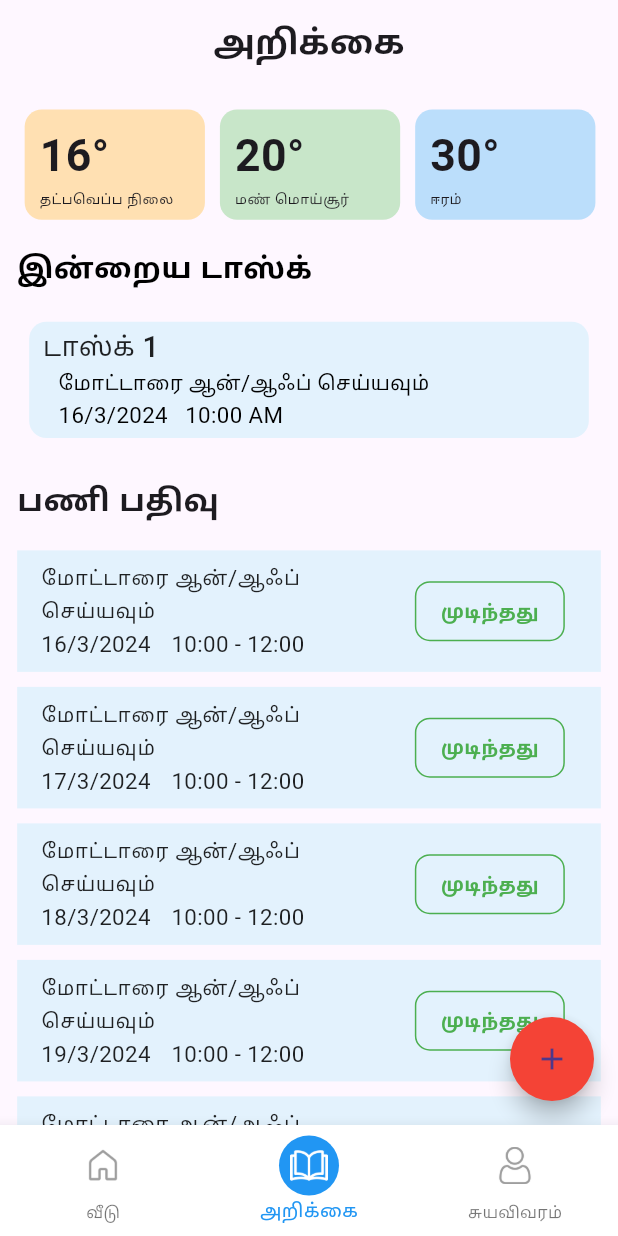
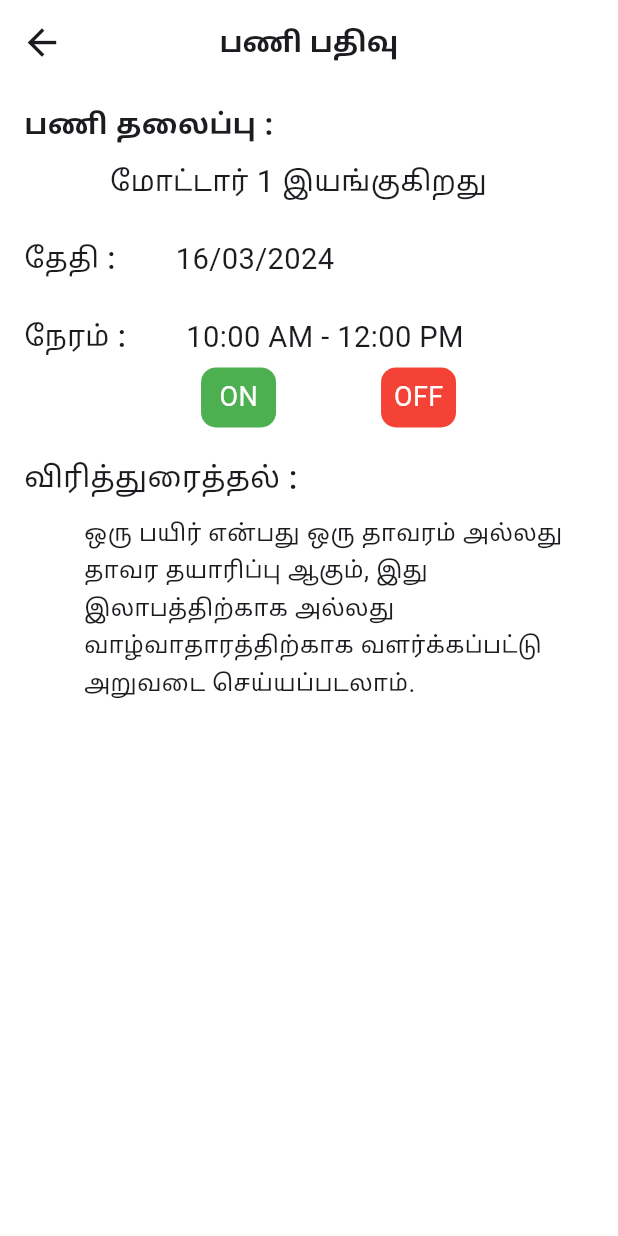
Before and after one commit to johnvimalasir001/iitm_app, a Flutter app: the screen it shows after launch, item 2 of the bottom bar chosen, after a tap on "மோட்டாரை ஆன்/ஆஃப் செய்யவும்", on a phone screen of 412 x 824 dp. Run offline on Flutter 3.47's test engine with Material 3 defaults, Android fonts, the phone set to English and light mode, and no system bars; drawn by our look-alikes of flutter_slidable; our stand-ins replace cloud_firestore, firebase_auth, firebase_core, fl_chart, flutter_screenutil, geocoding and 4 more; missing offline and left inert: flutter_geocoder; accounts and stored records are empty; network calls fail.

Commit message:
taskrecord

```diff
--- a/lib/src/features/home/pages/home.dart
+++ b/lib/src/features/home/pages/home.dart
@@ -1,6 +1,6 @@
 
 import 'package:flutter/material.dart';
-import 'package:iitm_app/src/features/report/widgets/todaytask.dart';
+import 'package:iitm_app/src/features/home/widgets/todaytask.dart';
 
 import 'package:iitm_app/src/features/home/widgets/custom_text.dart';
 import 'package:iitm_app/src/features/home/widgets/home_app_bar_widget.dart';
--- /dev/null
+++ b/lib/src/features/home/widgets/todaytask.dart
@@ -0,0 +1,130 @@
+import 'package:flutter/material.dart';
+import 'package:flutter_screenutil/flutter_screenutil.dart';
+
+class Todaytask extends StatelessWidget {
+  const Todaytask({
+    super.key,
+  });
+
+  @override
+  Widget build(BuildContext context) {
+    return GestureDetector(
+      onTap: () {
+        showDialog<void>(
+          context: context,
+          builder: (BuildContext context) {
+            return AlertDialog(
+              title: Column(
+                crossAxisAlignment: CrossAxisAlignment.start,
+                children: [
+                  const Row(
+                    children: [
+                      Text(
+                        'Today Weather',
+                        style: TextStyle(
+                            fontSize: 20, fontWeight: FontWeight.bold),
+                      ),
+                      Padding(
+                        padding: EdgeInsets.only(left: 20),
+                        child: Text(
+                          '28°C',
+                          style: TextStyle(fontSize: 23, color: Colors.blue),
+                        ),
+                      ),
+                    ],
+                  ),
+                  Padding(
+                    padding: const EdgeInsets.only(top: 5),
+                    child: Text(
+                      'மோட்டார் 1 இயங்குகிறது',
+                      style: TextStyle(
+                        fontSize: 16.sp,
+                        fontWeight: FontWeight.w500,
+                        color: Colors.black,
+                      ),
+                    ),
+                  ),
+                  Padding(
+                    padding: EdgeInsets.only(left: 2.w, top: 5),
+                    child: Row(
+                      children: [
+                        Text(
+                          'காலத்தொடர்ச்சி:',
+                          style: TextStyle(
+                            fontSize: 12.sp,
+                            fontWeight: FontWeight.w500,
+                            color: Colors.black54,
+                          ),
+                        ),
+                        SizedBox(width: 10.w),
+                        Text(
+                          '10:00 AM - 12:00 PM',
+                          style: TextStyle(
+                            fontSize: 12.sp,
+                            fontWeight: FontWeight.w500,
+                            color: Colors.black54,
+                          ),
+                        ),
+                      ],
+                    ),
+                  ),
+                ],
+              ),
+            );
+          },
+        );
+      },
+      child: Container(
+        height: 55.h,
+        width: double.infinity.w,
+        decoration: BoxDecoration(
+          color: Colors.blue.shade50,
+          borderRadius: BorderRadius.all(Radius.circular(10.r)),
+        ),
+        child: Center(
+          child: Column(
+            mainAxisAlignment: MainAxisAlignment.center,
+            crossAxisAlignment: CrossAxisAlignment.start,
+            children: [
+              Padding(
+                padding: EdgeInsets.only(left: 17.w, top: 11),
+                child: Text(
+                  'மோட்டார் 1 இயங்குகிறது',
+                  style: TextStyle(
+                    fontSize: 16.sp,
+                    fontWeight: FontWeight.w500,
+                    color: Colors.black,
+                  ),
+                ),
+              ),
+              Padding(
+                padding: EdgeInsets.only(left: 17.w, top: 5),
+                child: Row(
+                  children: [
+                    Text(
+                      'Duration :',
+                      style: TextStyle(
+                        fontSize: 14.sp,
+                        fontWeight: FontWeight.w500,
+                        color: Colors.black54,
+                      ),
+                    ),
+                    SizedBox(width: 10.w),
+                    Text(
+                      '10:00 AM - 12:00 PM',
+                      style: TextStyle(
+                        fontSize: 14.sp,
+                        fontWeight: FontWeight.w500,
+                        color: Colors.black54,
+                      ),
+                    ),
+                  ],
+                ),
+              ),
+            ],
+          ),
+        ),
+      ),
+    );
+  }
+}
--- a/lib/src/features/report/pages/taskinput.dart
+++ b/lib/src/features/report/pages/taskinput.dart
@@ -2,7 +2,6 @@ import 'package:flutter/material.dart';
 import 'package:flutter/widgets.dart';
 import 'package:flutter_screenutil/flutter_screenutil.dart';
 import 'package:get/get.dart';
-import 'package:iitm_app/src/features/report/pages/report.dart';
 
 class TaskManagement extends StatefulWidget {
   const TaskManagement({super.key});
--- /dev/null
+++ b/lib/src/features/report/pages/taskrecord_data.dart
@@ -0,0 +1,164 @@
+import 'package:flutter/material.dart';
+import 'package:flutter/widgets.dart';
+import 'package:flutter_screenutil/flutter_screenutil.dart';
+import 'package:get/get.dart';
+
+class TaskRecordData extends StatefulWidget {
+  const TaskRecordData({super.key});
+
+  @override
+  State<TaskRecordData> createState() => _TaskRecordDataState();
+}
+
+class _TaskRecordDataState extends State<TaskRecordData> {
+  bool light = false;
+
+  @override
+  Widget build(BuildContext context) {
+    return Scaffold(
+      backgroundColor: Colors.white,
+      appBar: AppBar(
+        backgroundColor: Colors.white,
+        leading: GestureDetector(
+          onTap: () {
+            Get.back();
+          },
+          child: Icon(
+            Icons.arrow_back,
+            size: 25.sp,
+          ),
+        ),
+        centerTitle: true,
+        title: Text(
+          'பணி பதிவு',
+          style: TextStyle(fontSize: 18.sp, fontWeight: FontWeight.w600),
+        ),
+        elevation: 0,
+      ),
+      body: SingleChildScrollView(
+        child: SafeArea(
+            child: Padding(
+          padding: EdgeInsets.symmetric(horizontal: 14.w),
+          child: Column(
+            crossAxisAlignment: CrossAxisAlignment.start,
+            children: [
+              Padding(
+                padding: EdgeInsets.only(top: 10.h, bottom: 7.w),
+                child: Text(
+                  'பணி தலைப்பு :',
+                  style:
+                      TextStyle(fontSize: 18.sp, fontWeight: FontWeight.w600),
+                ),
+              ),
+              Padding(
+                padding: EdgeInsets.only(bottom: 8.w, left: 50.w),
+                child: Text(
+                  'மோட்டார் 1 இயங்குகிறது',
+                  style:
+                      TextStyle(fontSize: 18.sp, fontWeight: FontWeight.w400),
+                ),
+              ),
+              Padding(
+                padding: EdgeInsets.only(bottom: 8.w, top: 10.h),
+                child: Row(
+                  children: [
+                    Text(
+                      'தேதி :',
+                      style: TextStyle(
+                          fontSize: 18.sp, fontWeight: FontWeight.w500),
+                    ),
+                    Padding(
+                      padding: const EdgeInsets.only(left: 40),
+                      child: Text(
+                        '16/03/2024',
+                        style: TextStyle(
+                            fontSize: 17.sp, fontWeight: FontWeight.w400),
+                      ),
+                    ),
+                  ],
+                ),
+              ),
+              Padding(
+                padding: EdgeInsets.only(bottom: 5.w, top: 13),
+                child: Row(
+                  children: [
+                    Text(
+                      'நேரம் :',
+                      style: TextStyle(
+                          fontSize: 18.sp, fontWeight: FontWeight.w500),
+                    ),
+                    Padding(
+                      padding: const EdgeInsets.only(left: 40),
+                      child: Text(
+                        '10:00 AM - 12:00 PM',
+                        style: TextStyle(
+                            fontSize: 17.sp, fontWeight: FontWeight.w400),
+                      ),
+                    ),
+                  ],
+                ),
+              ),
+              Padding(
+                padding: const EdgeInsets.only(
+                  left: 118,
+                ),
+                child: Row(
+                  children: [
+                    Container(
+                      height: 40,
+                      width: 50,
+                      decoration: const BoxDecoration(
+                          color: Colors.green,
+                          borderRadius: BorderRadius.all(Radius.circular(10))),
+                      child: const Center(
+                          child: Text(
+                        'ON',
+                        style: TextStyle(fontSize: 18, color: Colors.white),
+                      )),
+                    ),
+                    Padding(
+                      padding: const EdgeInsets.only(left: 70),
+                      child: Container(
+                        height: 40,
+                        width: 50,
+                        decoration: const BoxDecoration(
+                            color: Colors.red,
+                            borderRadius:
+                                BorderRadius.all(Radius.circular(10))),
+                        child: const Center(
+                            child: Text(
+                          'OFF',
+                          style: TextStyle(fontSize: 18, color: Colors.white),
+                        )),
+                      ),
+                    ),
+                  ],
+                ),
+              ),
+              Padding(
+                padding: EdgeInsets.only(bottom: 8.w, top: 18),
+                child: Text(
+                  'விரித்துரைத்தல் :',
+                  style:
+                      TextStyle(fontSize: 19.sp, fontWeight: FontWeight.w500),
+                ),
+              ),
+              Padding(
+                padding: const EdgeInsets.only(left: 40),
+                child: SizedBox(
+                  height: 200,
+                  width: double.infinity,
+                  child: Text(
+                    'ஒரு பயிர் என்பது ஒரு தாவரம் அல்லது தாவர தயாரிப்பு ஆகும், இது இலாபத்திற்காக அல்லது வாழ்வாதாரத்திற்காக வளர்க்கப்பட்டு அறுவடை செய்யப்படலாம். ',
+                    style:
+                        TextStyle(fontSize: 15.sp, fontWeight: FontWeight.w400),
+                  ),
+                ),
+              ),
+            ],
+          ),
+        )),
+      ),
+    );
+  }
+}
--- a/lib/src/features/report/widgets/taskrecord.dart
+++ b/lib/src/features/report/widgets/taskrecord.dart
@@ -1,5 +1,7 @@
 import 'package:flutter/material.dart';
 import 'package:flutter_screenutil/flutter_screenutil.dart';
+import 'package:get/get.dart';
+import 'package:iitm_app/src/features/report/pages/taskrecord_data.dart';
 
 class TaskRecord extends StatefulWidget {
   const TaskRecord({super.key, required this.recorddate});
@@ -15,7 +17,9 @@ class _TaskRecordState extends State<TaskRecord> {
     return Padding(
       padding: const EdgeInsets.only(top: 10),
       child: ListTile(
-        onTap: () {},
+        onTap: () {
+          Get.to(const TaskRecordData());
+        },
         selected: true,
         selectedTileColor: Colors.blue.shade50,
         title: Text(
--- a/lib/src/features/report/widgets/todaytask.dart
+++ /dev/null
@@ -1,77 +0,0 @@
-
-
-import 'package:flutter/material.dart';
-import 'package:flutter_screenutil/flutter_screenutil.dart';
-
-class Todaytask extends StatelessWidget {
-  const Todaytask({
-    super.key,
-  });
-
-  @override
-  Widget build(BuildContext context) {
-    return GestureDetector(
-      onTap: () {
-        showDialog<void>(
-          context: context,
-          builder: (BuildContext context) {
-            return const AlertDialog(
-              title: Text('today task'),
-            );
-          },
-        );
-      },
-      child: Container(
-        height: 55.h,
-        width: double.infinity.w,
-        decoration: BoxDecoration(
-          color: Colors.blue.shade50,
-          borderRadius: BorderRadius.all(Radius.circular(10.r)),
-        ),
-        child: Center(
-          child: Column(
-            mainAxisAlignment: MainAxisAlignment.center,
-            crossAxisAlignment: CrossAxisAlignment.start,
-            children: [
-              Padding(
-                padding: EdgeInsets.only(left: 17.w, top: 11),
-                child: Text(
-                  'மோட்டார் 1 இயங்குகிறது',
-                  style: TextStyle(
-                    fontSize: 16.sp,
-                    fontWeight: FontWeight.w500,
-                    color: Colors.black,
-                  ),
-                ),
-              ),
-              Padding(
-                padding: EdgeInsets.only(left: 17.w, top: 5),
-                child: Row(
-                  children: [
-                    Text(
-                      'Duration :',
-                      style: TextStyle(
-                        fontSize: 14.sp,
-                        fontWeight: FontWeight.w500,
-                        color: Colors.black54,
-                      ),
-                    ),
-                    SizedBox(width: 10.w),
-                    Text(
-                      '10:00 AM - 12:00 PM',
-                      style: TextStyle(
-                        fontSize: 14.sp,
-                        fontWeight: FontWeight.w500,
-                        color: Colors.black54,
-                      ),
-                    ),
-                  ],
-                ),
-              ),
-            ],
-          ),
-        ),
-      ),
-    );
-  }
-}
```
